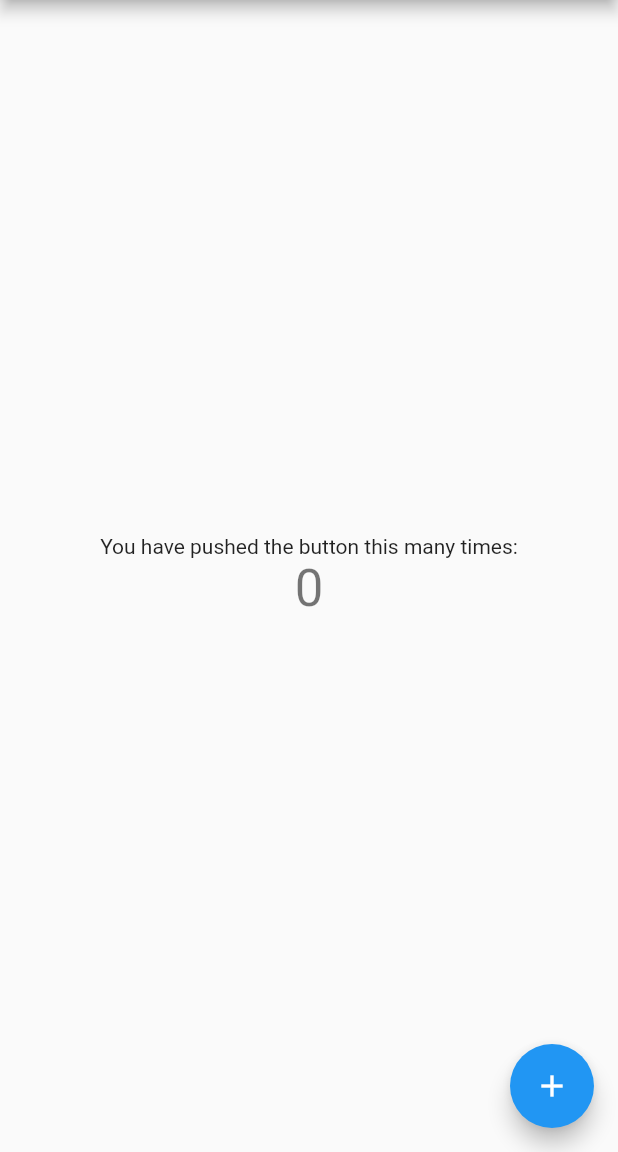
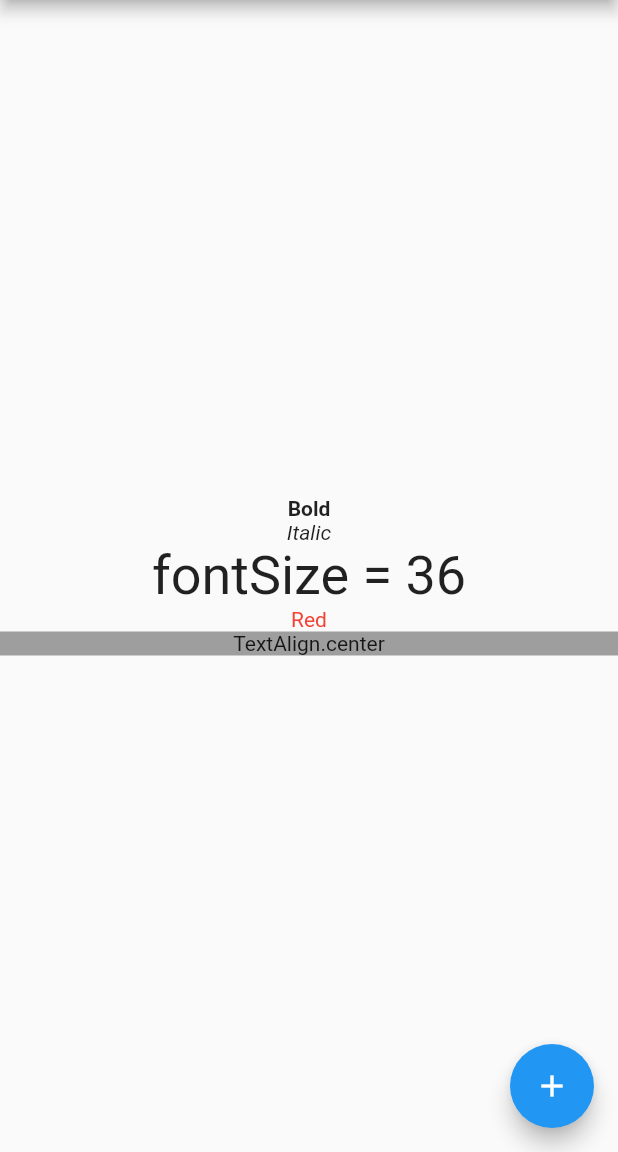
Before and after one commit to hamadayuuki/practice-flutter, a Flutter app: the screen it shows after launch, on a phone screen of 412 x 824 dp, the part 84-1236 px from its top. Run offline on Flutter 3.47's test engine with Material 2 defaults, Android fonts, the phone set to English and light mode, and no system bars.

Commit message:
add: 文字の表示

```diff
--- a/lib/main.dart
+++ b/lib/main.dart
@@ -3,6 +3,10 @@ import 'package:flutter/material.dart';
 void main() {
   runApp(const MyApp());
 }
+
+
+
+
 
 class MyApp extends StatelessWidget {
   const MyApp({Key? key}) : super(key: key);
@@ -21,6 +25,10 @@ class MyApp extends StatelessWidget {
   }
 }
 
+
+
+
+
 class MyHomePage extends StatefulWidget {
   const MyHomePage({Key? key, required this.title}) : super(key: key);
 
@@ -29,6 +37,10 @@ class MyHomePage extends StatefulWidget {
   @override
   State<MyHomePage> createState() => _MyHomePageState();
 }
+
+
+
+
 
 class _MyHomePageState extends State<MyHomePage> {
   int _counter = 0;
@@ -39,6 +51,10 @@ class _MyHomePageState extends State<MyHomePage> {
       _counter++;
     });
   }
+
+
+
+
 
   @override
   Widget build(BuildContext context) {
@@ -54,6 +70,25 @@ class _MyHomePageState extends State<MyHomePage> {
 
           mainAxisAlignment: MainAxisAlignment.center,
           children: <Widget>[
+
+            // 文字
+
+            // 太さを指定
+            Text('Bold', style: TextStyle(fontWeight: FontWeight.bold)),
+            // スタイルを指定
+            Text('Italic', style: TextStyle(fontStyle: FontStyle.italic)),
+            // サイズを指定
+            Text('fontSize = 36', style: TextStyle(fontSize: 36)),
+            // 色を指定
+            Text('Red', style: TextStyle(color: Colors.red)),
+            Container(
+              width: double.infinity,
+              color: Colors.grey,
+              // 表示位置を指定
+              child: Text('TextAlign.center', textAlign: TextAlign.center),
+            ),
+
+            /*
             const Text(
               'You have pushed the button this many times:',
             ),
@@ -61,6 +96,8 @@ class _MyHomePageState extends State<MyHomePage> {
               '$_counter',
               style: Theme.of(context).textTheme.headline4,
             ),
+            */
+
           ],
         ),
       ),
```
Also changed, not shown: memo.txt (added, +16 -0 lines).
